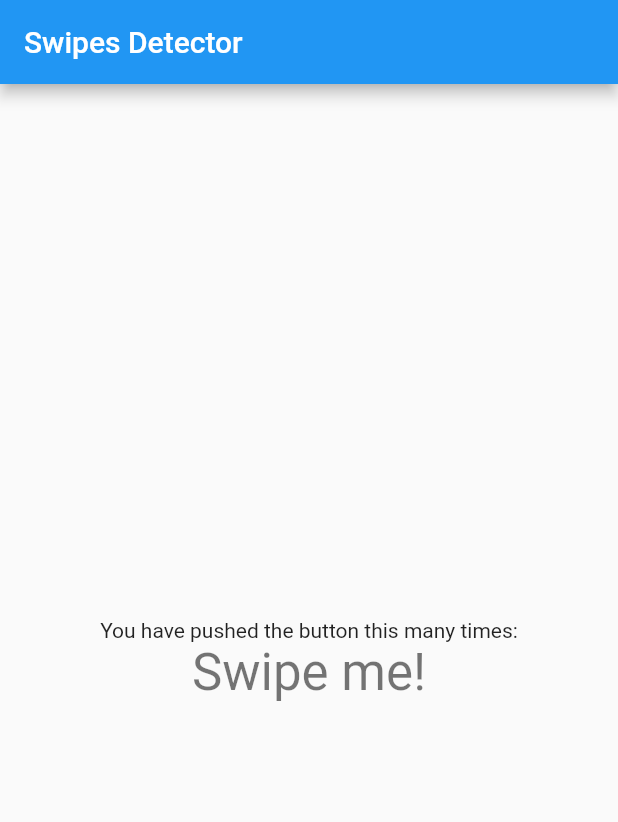
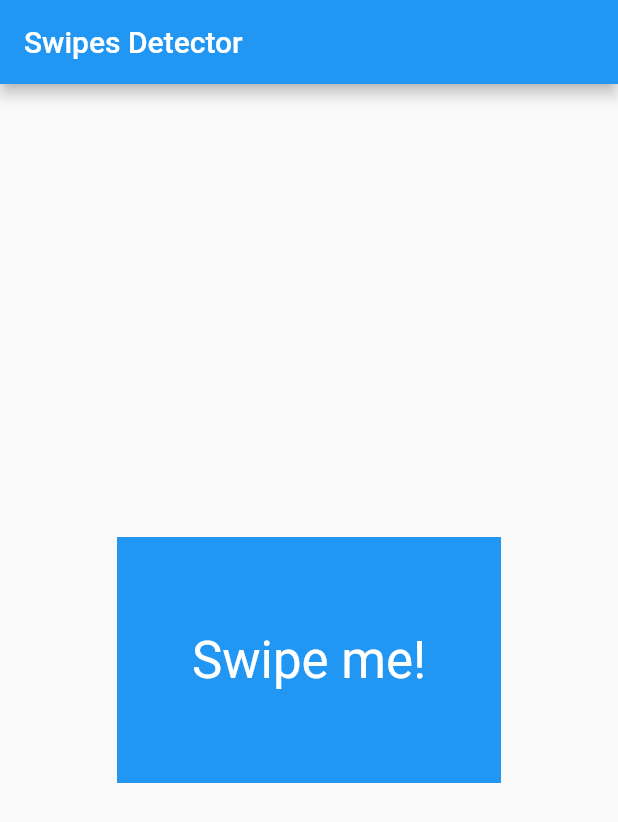
Before and after one commit to devmaslove/flutter_swipes_detector_example, a Flutter app: the screen it shows after launch, on a phone screen of 412 x 824 dp. Shown: the top 822 px of the screen. Run offline on Flutter 3.47's test engine with Material 2 defaults, Android fonts, the phone set to English and light mode, and no system bars.

Commit message:
Подготовил болванку

```diff
--- a/lib/main.dart
+++ b/lib/main.dart
@@ -1,4 +1,5 @@
 import 'package:flutter/material.dart';
+import 'package:swipes_detector/swipes_detector.dart';
 
 void main() {
   runApp(const MyApp());
@@ -44,17 +45,24 @@ class _MyHomePageState extends State<MyHomePage> {
         title: Text(widget.title),
       ),
       body: Center(
-        child: Column(
-          mainAxisAlignment: MainAxisAlignment.center,
-          children: <Widget>[
-            const Text(
-              'You have pushed the button this many times:',
+        child: SwipesDetector(
+          onSwipeUp: () => _setText('Swipe Up'),
+          onSwipeDown: () => _setText('Swipe Down'),
+          onSwipeLeft: () => _setText('Swipe Left'),
+          onSwipeRight: () => _setText('Swipe Right'),
+          child: Container(
+            color: Colors.blue,
+            alignment: Alignment.center,
+            width: 256,
+            height: 164,
+            child: Text(
+              _text,
+              style: Theme.of(context)
+                  .textTheme
+                  .headline4
+                  ?.copyWith(color: Colors.white),
             ),
-            Text(
-              _text,
-              style: Theme.of(context).textTheme.headline4,
-            ),
-          ],
+          ),
         ),
       ),
     );
--- /dev/null
+++ b/lib/swipes_detector.dart
@@ -0,0 +1,25 @@
+import 'package:flutter/material.dart';
+
+class SwipesDetector extends StatelessWidget {
+  final Widget child;
+  final VoidCallback onSwipeLeft;
+  final VoidCallback onSwipeRight;
+  final VoidCallback onSwipeUp;
+  final VoidCallback onSwipeDown;
+
+  const SwipesDetector({
+    Key? key,
+    required this.child,
+    required this.onSwipeLeft,
+    required this.onSwipeRight,
+    required this.onSwipeUp,
+    required this.onSwipeDown,
+  }) : super(key: key);
+
+  @override
+  Widget build(BuildContext context) {
+    return GestureDetector(
+      child: child,
+    );
+  }
+}
```
Also changed, not shown: 1 other file.
